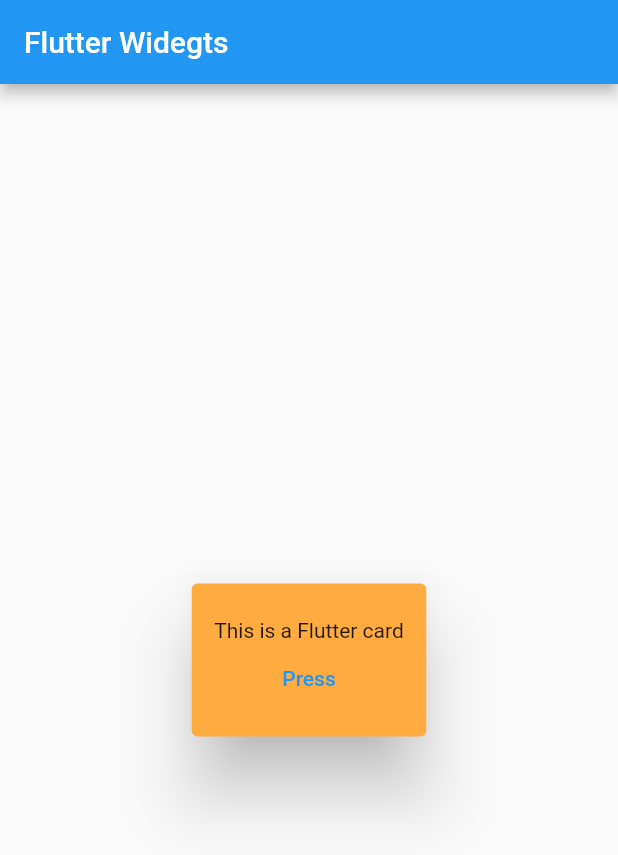
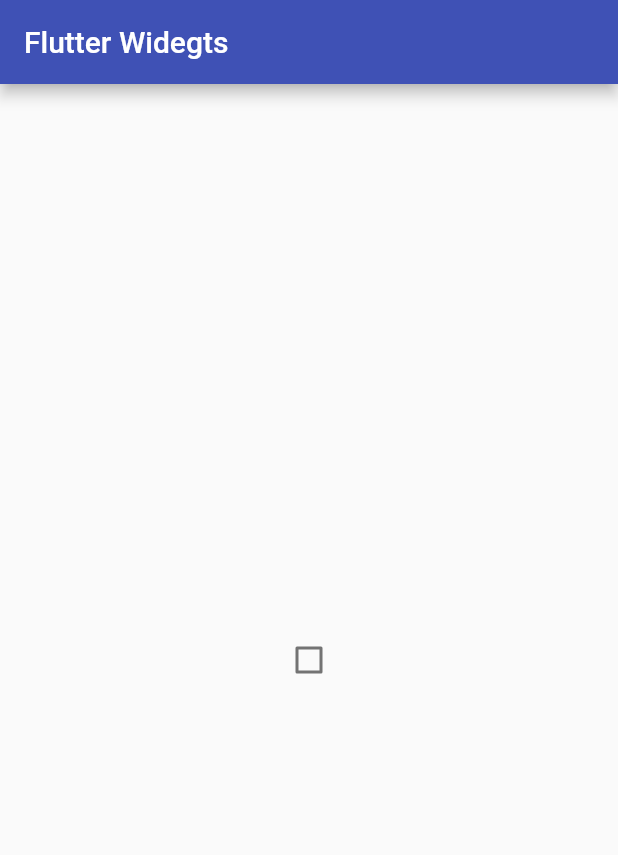
Before and after one commit to shaurya019/ALL_Flutter-Widgets, a Flutter app: the screen it shows after launch, on a phone screen of 412 x 824 dp. Shown: the top 855 px of the screen. Run offline on Flutter 3.47's test engine with Material 2 defaults, Android fonts, the phone set to English and light mode, and no system bars.

Commit message:
Flutter Checkbox Widget

```diff
--- a/lib/main.dart
+++ b/lib/main.dart
@@ -16,7 +16,7 @@ class MyApp extends StatelessWidget {
       debugShowCheckedModeBanner: false,
       title: 'Flutter Demo',
       theme: ThemeData(
-        primarySwatch: Colors.blue,
+        primarySwatch: Colors.indigo,
       ),
       home: const MyHomePage(title: 'Flutter Widegts'),
     );
@@ -36,25 +36,20 @@ class _MyHomePageState extends State<MyHomePage> {
 
   @override
   Widget build(BuildContext context) {
+    bool? isChecked = false;
     return Scaffold(
       appBar: AppBar(
         title: Text(widget.title),
       ),
       body:Center(
-        child: Card(
-          elevation: 20,
-          color: Colors.orangeAccent,
-          child: Padding(
-            padding: const EdgeInsets.all(15.0),
-            child: Column(
-              mainAxisSize: MainAxisSize.min,
-              children: <Widget>[
-                const SizedBox(height: 8,),
-                const Text('This is a Flutter card'),
-                TextButton(onPressed: (){}, child: Text('Press'))
-              ],
-            ),
-          ),
+        child: Checkbox(
+        value: isChecked,
+          activeColor: Colors.orangeAccent,
+          onChanged: (newBool){
+          setState(() {
+            isChecked = newBool;
+          });
+          },
         ),
       )
     );
```
